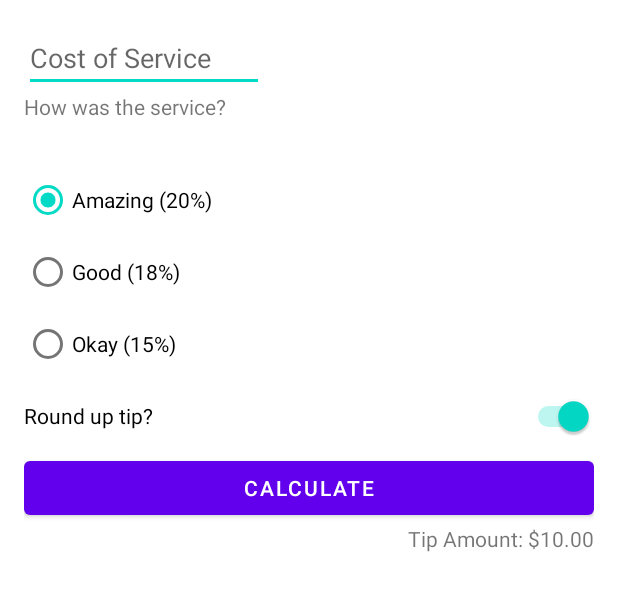
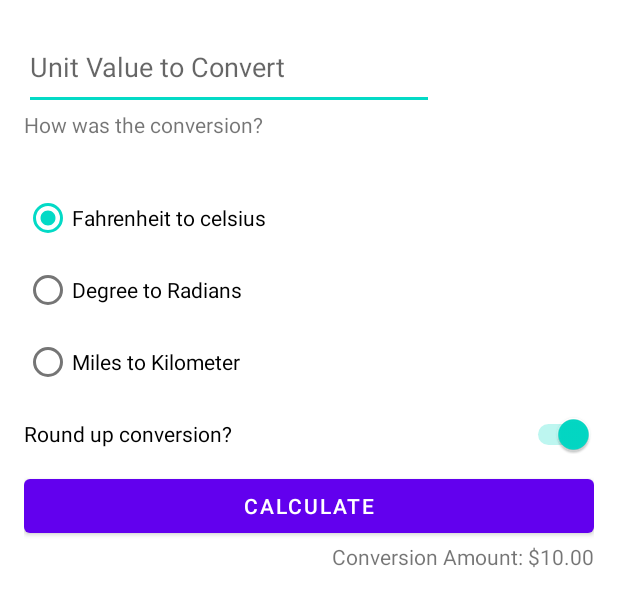
Before and after one commit to NathanOrawi/UnitConverter, an Android app: the layout activity_main.xml on its own in the app's theme, with its tools: preview values and no code run, on a phone screen of 412 x 824 dp. Shown: the top 606 px of the screen. Run offline under Robolectric (Android 15) with nearby library versions, the phone set to English and light mode, and no system bars.

Commit message:
Add basic starting files and add calculateConversion() and refactor

```diff
--- a/app/build.gradle.kts
+++ b/app/build.gradle.kts
@@ -4,11 +4,11 @@ plugins {
 }
 
 android {
-    namespace = "au.edu.jcu.my.tiptime"
+    namespace = "au.edu.jcu.my.unitconverter"
     compileSdk = 34
 
     defaultConfig {
-        applicationId = "au.edu.jcu.my.tiptime"
+        applicationId = "au.edu.jcu.my.unitconverter"
         minSdk = 24
         targetSdk = 34
         versionCode = 1
--- a/app/src/main/res/layout/activity_main.xml
+++ b/app/src/main/res/layout/activity_main.xml
@@ -8,11 +8,12 @@
     android:layout_height="match_parent"
     android:padding="16dp"
     tools:context=".MainActivity">
+
     <EditText
-        android:id="@+id/cost_of_service"
-        android:layout_height="wrap_content"
-        android:layout_width="160dp"
-        android:hint="@string/cost_of_service"
+        android:id="@+id/unit_value_to_convert"
+        android:layout_width="273dp"
+        android:layout_height="57dp"
+        android:hint="@string/unit_value_to_convert"
         android:inputType="numberDecimal"
         app:layout_constraintStart_toStartOf="parent"
         app:layout_constraintTop_toTopOf="parent" />
@@ -20,11 +21,11 @@
         android:id="@+id/service_question"
         android:layout_width="wrap_content"
         android:layout_height="48dp"
-        android:text="@string/how_was_the_service"
+        android:text="@string/how_was_the_conversion"
         app:layout_constraintStart_toStartOf="parent"
-        app:layout_constraintTop_toBottomOf ="@id/cost_of_service"/>
+        app:layout_constraintTop_toBottomOf ="@id/unit_value_to_convert"/>
     <RadioGroup
-        android:id="@+id/tip_options"
+        android:id="@+id/conversion_options"
         android:checkedButton="@id/option_twenty_percent"
         android:layout_width="wrap_content"
         android:layout_height="wrap_content"
@@ -35,27 +36,27 @@
             android:id="@+id/option_twenty_percent"
             android:layout_width="wrap_content"
             android:layout_height="wrap_content"
-            android:text="@string/amazing_20" />
+            android:text="@string/fahrenheit_to_celsius" />
         <RadioButton
             android:id="@+id/option_eighteen_percent"
             android:layout_width="wrap_content"
             android:layout_height="wrap_content"
-            android:text="@string/good_18" />
+            android:text="@string/degrees_to_radians" />
         <RadioButton
             android:id="@+id/option_fifteen_percent"
             android:layout_width="wrap_content"
             android:layout_height="wrap_content"
-            android:text="@string/okay_15" />
+            android:text="@string/miles_to_kilometers" />
     </RadioGroup>
     <Switch
         android:id="@+id/round_up_switch"
         android:checked="true"
         android:layout_width="0dp"
         android:layout_height="48dp"
-        android:text="@string/round_up_tip"
-        app:layout_constraintTop_toBottomOf="@id/tip_options"
+        android:text="@string/round_up_conversion"
+        app:layout_constraintTop_toBottomOf="@id/conversion_options"
         app:layout_constraintEnd_toEndOf="parent"
-        app:layout_constraintStart_toStartOf="@id/tip_options" />
+        app:layout_constraintStart_toStartOf="@id/conversion_options" />
     <Button
         android:id="@+id/calculate_button"
         android:layout_width="0dp"
@@ -65,10 +66,10 @@
         app:layout_constraintEnd_toEndOf="parent"
         app:layout_constraintStart_toStartOf="parent" />
     <TextView
-        android:id="@+id/tip_amount"
+        android:id="@+id/conversion_amount"
         android:layout_width="wrap_content"
         android:layout_height="wrap_content"
-        tools:text="Tip Amount: $10.00"
+        tools:text="Conversion Amount: $10.00"
         app:layout_constraintTop_toBottomOf="@id/calculate_button"
         app:layout_constraintEnd_toEndOf="parent" />
 </androidx.constraintlayout.widget.ConstraintLayout>
--- a/app/src/main/res/values/strings.xml
+++ b/app/src/main/res/values/strings.xml
@@ -1,11 +1,11 @@
 <resources>
-    <string name="app_name">Tip Time</string>
+    <string name="app_name">Unit Converter</string>
     <string name="calculate">Calculate</string>
-    <string name="tip_amount">Tip Amount: %s</string>
-    <string name="okay_15">Okay (15%)</string>
-    <string name="good_18">Good (18%)</string>
-    <string name="amazing_20">Amazing (20%)</string>
-    <string name="how_was_the_service">How was the service?</string>
-    <string name="cost_of_service">Cost of Service</string>
-    <string name="round_up_tip">Round up tip?</string>
+    <string name="conversion_amount">Conversion Amount: %s</string>
+    <string name="miles_to_kilometers">Miles to Kilometer</string>
+    <string name="degrees_to_radians">Degree to Radians</string>
+    <string name="fahrenheit_to_celsius">Fahrenheit to celsius</string>
+    <string name="how_was_the_conversion">How was the conversion?</string>
+    <string name="unit_value_to_convert">Unit Value to Convert</string>
+    <string name="round_up_conversion">Round up conversion?</string>
 </resources>
```
Also changed, not shown: app/src/main/java/au/edu/jcu/my/tiptime/MainActivity.kt (deleted, +0 -36 lines), app/src/main/java/au/edu/jcu/my/unitconverter/MainActivity.kt (added, +51 -0 lines).
